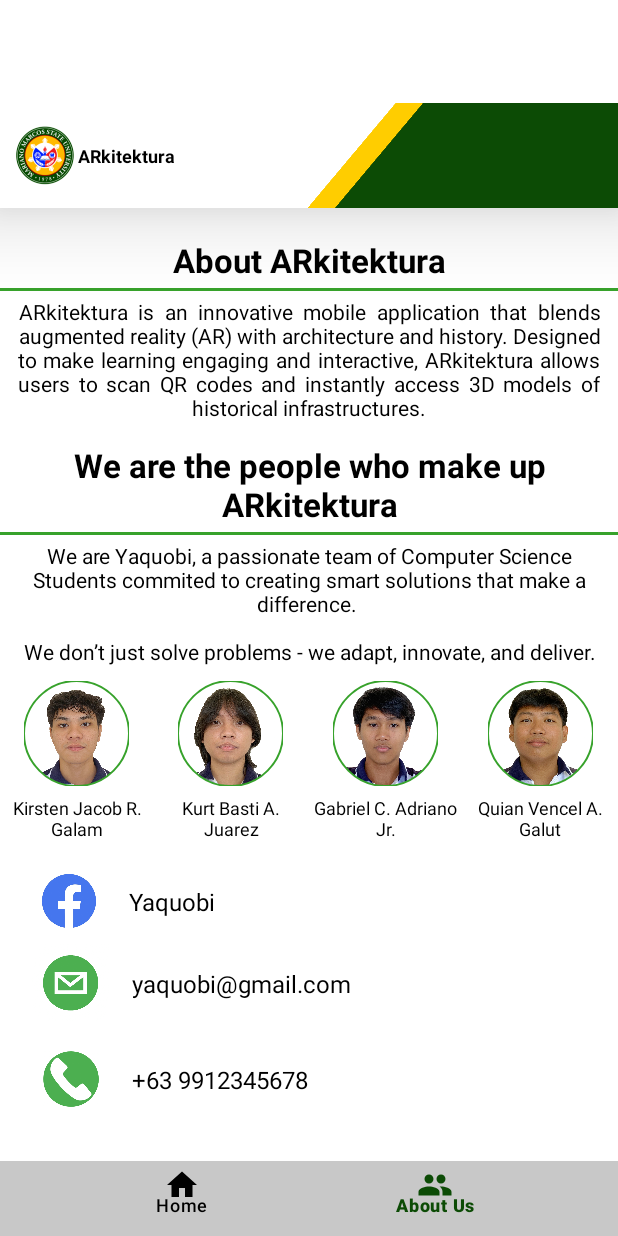
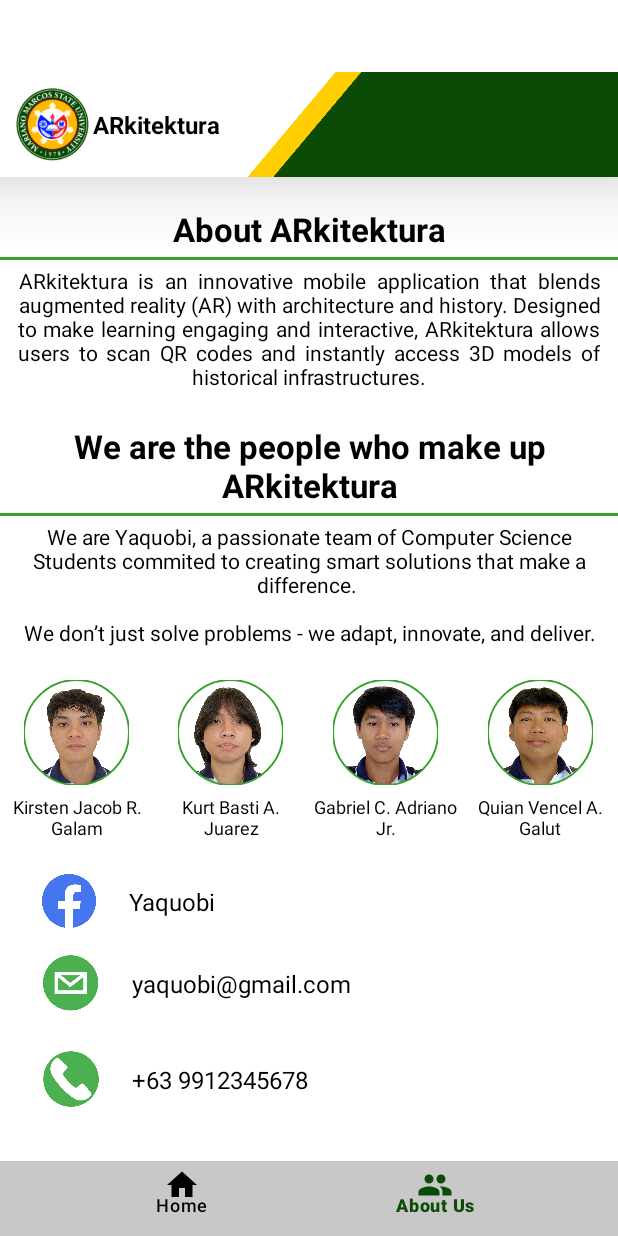
Before and after one commit to signetK/ARkitektura-2.0, an Android app: the screen it shows after launch (MainActivity), item 2 of the bottom bar chosen, on a phone screen of 412 x 824 dp. Run offline under Robolectric (Android 15) with nearby library versions, the phone set to English and light mode, and no system bars; libraries missing offline, so code that uses them is left out: com.google.ar.core, com.journeyapps.barcodescanner; 1 statement that could not run was skipped.

Commit message:
Fixed UI 2.0?

```diff
--- a/app/src/main/res/layout/fragment_about_us.xml
+++ b/app/src/main/res/layout/fragment_about_us.xml
@@ -39,7 +39,7 @@
         android:layout_height="wrap_content"
         android:text="@string/desc_arkitektura"
         android:layout_marginHorizontal="12dp"
-        android:layout_marginBottom="14dp"
+        android:layout_marginBottom="22dp"
         android:gravity="center"
         android:textColor="@color/black"
         android:justificationMode="inter_word"/>
@@ -66,7 +66,7 @@
         android:layout_height="wrap_content"
         android:text="@string/we_desc"
         android:layout_marginHorizontal="12dp"
-        android:layout_marginBottom="2dp"
+        android:layout_marginBottom="12dp"
         android:textColor="@color/black"
         android:gravity="center"/>
 
@@ -75,7 +75,7 @@
         android:layout_height="wrap_content"
         android:orientation="horizontal"
         android:gravity="center"
-        android:layout_marginTop="8dp">
+        android:layout_marginTop="10dp">
 
         <LinearLayout
             android:layout_width="0dp"
@@ -190,7 +190,7 @@
         android:layout_width="match_parent"
         android:layout_height="wrap_content"
         android:orientation="vertical"
-        android:layout_marginTop="15dp"
+        android:layout_marginTop="16dp"
         android:paddingHorizontal="16dp">
 
 
--- a/app/src/main/res/layout/fragment_cafsd.xml
+++ b/app/src/main/res/layout/fragment_cafsd.xml
@@ -56,7 +56,7 @@
                             android:scrollHorizontally="false"
                             android:gravity="center"
                             android:text="@string/cafsd_name"
-                            android:textSize="18sp"
+                            android:textSize="20sp"
                             android:textStyle="bold"
                             android:textColor="@color/black"/>
                     </LinearLayout>
--- a/app/src/main/res/layout/fragment_cas.xml
+++ b/app/src/main/res/layout/fragment_cas.xml
@@ -56,7 +56,7 @@
                             android:scrollHorizontally="false"
                             android:gravity="center"
                             android:text="@string/cas_name"
-                            android:textSize="18sp"
+                            android:textSize="20sp"
                             android:textStyle="bold"
                             android:textColor="@color/black"/>
                     </LinearLayout>
--- a/app/src/main/res/layout/fragment_cbea.xml
+++ b/app/src/main/res/layout/fragment_cbea.xml
@@ -56,7 +56,7 @@
                             android:scrollHorizontally="false"
                             android:gravity="center"
                             android:text="@string/cbea_name"
-                            android:textSize="18sp"
+                            android:textSize="20sp"
                             android:textStyle="bold"
                             android:textColor="@color/black"/>
                     </LinearLayout>
--- a/app/src/main/res/layout/fragment_chs.xml
+++ b/app/src/main/res/layout/fragment_chs.xml
@@ -56,7 +56,7 @@
                             android:scrollHorizontally="false"
                             android:gravity="center"
                             android:text="@string/chs_name"
-                            android:textSize="18sp"
+                            android:textSize="20sp"
                             android:textStyle="bold"
                             android:textColor="@color/black"/>
                     </LinearLayout>
--- a/app/src/main/res/layout/fragment_coe.xml
+++ b/app/src/main/res/layout/fragment_coe.xml
@@ -55,7 +55,7 @@
                             android:scrollHorizontally="false"
                             android:gravity="center"
                             android:text="@string/coe_name"
-                            android:textSize="18sp"
+                            android:textSize="20sp"
                             android:textStyle="bold"
                             android:textColor="@color/black"/>
                     </LinearLayout>
--- a/app/src/main/res/layout/fragment_col.xml
+++ b/app/src/main/res/layout/fragment_col.xml
@@ -56,7 +56,7 @@
                             android:scrollHorizontally="false"
                             android:gravity="center"
                             android:text="@string/col_name"
-                            android:textSize="18sp"
+                            android:textSize="20sp"
                             android:textStyle="bold"
                             android:textColor="@color/black"/>
                     </LinearLayout>
--- a/app/src/main/res/layout/fragment_com.xml
+++ b/app/src/main/res/layout/fragment_com.xml
@@ -56,7 +56,7 @@
                             android:scrollHorizontally="false"
                             android:gravity="center"
                             android:text="@string/com_name"
-                            android:textSize="18sp"
+                            android:textSize="20sp"
                             android:textStyle="bold"
                             android:textColor="@color/black"/>
                     </LinearLayout>
--- a/app/src/main/res/layout/header_main.xml
+++ b/app/src/main/res/layout/header_main.xml
@@ -17,8 +17,8 @@
 
         <ImageView
             android:id="@+id/logo_id"
-            android:layout_width="40dp"
-            android:layout_height="40dp"
+            android:layout_width="50dp"
+            android:layout_height="50dp"
             android:layout_alignParentStart="true"
             android:layout_alignParentTop="true"
             android:layout_alignParentBottom="true"
@@ -36,7 +36,7 @@
             android:gravity="center"
             android:text="ARkitektura"
             android:textColor="@color/black"
-            android:textSize="12sp"
+            android:textSize="16sp"
             android:textStyle="bold" />
 
         <View
@@ -50,12 +50,12 @@
 
         <View
             android:id="@+id/green"
-            android:layout_width="160dp"
+            android:layout_width="200dp"
             android:layout_height="wrap_content"
             android:layout_alignParentEnd="true"
             android:background="@color/green"
             android:rotation="40"
             android:scaleY="100"
-            android:translationX="25dp" />
+            android:translationX="30dp" />
     </RelativeLayout>
 </RelativeLayout>
```
Also changed, not shown: app/src/main/res/layout/fragment_ccis.xml (+8 -4 lines), app/src/main/res/layout/item_college.xml (+3 -4 lines).
